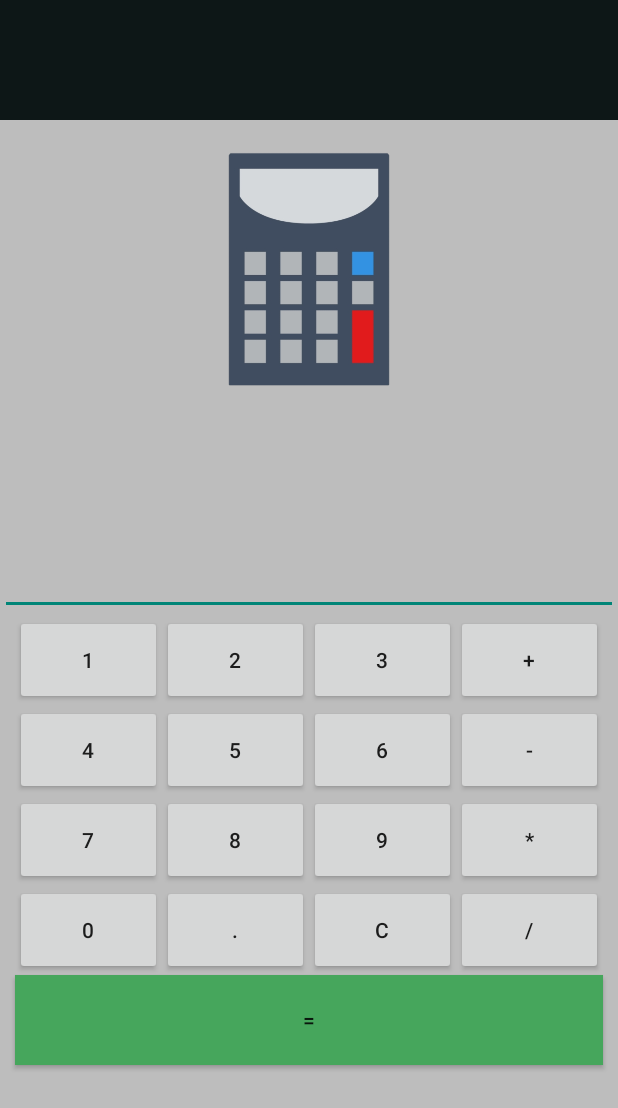
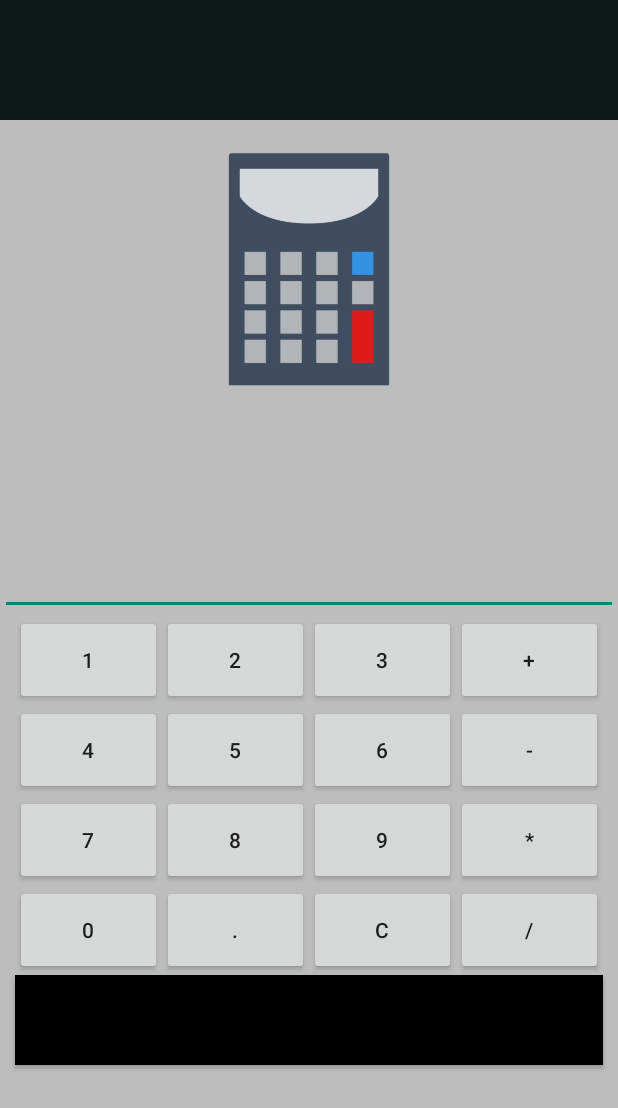
Before and after one commit to woobendjy/Calculator_App, an Android app: the screen it shows after launch (MainActivity), on a phone screen of 412 x 824 dp. Shown: the top 1108 px of the screen. Run offline under Robolectric (Android 15) with nearby library versions, the phone set to English and light mode, and no system bars.

Commit message:
Mise a jour des couleurs

```diff
--- a/app/src/main/res/layout/activity_main.xml
+++ b/app/src/main/res/layout/activity_main.xml
@@ -179,5 +179,5 @@
         android:layout_gravity="center"
         android:gravity="center"
         android:text="="
-        android:background="@color/green"/>
+        android:background="@color/black"/>
 </LinearLayout>
```
